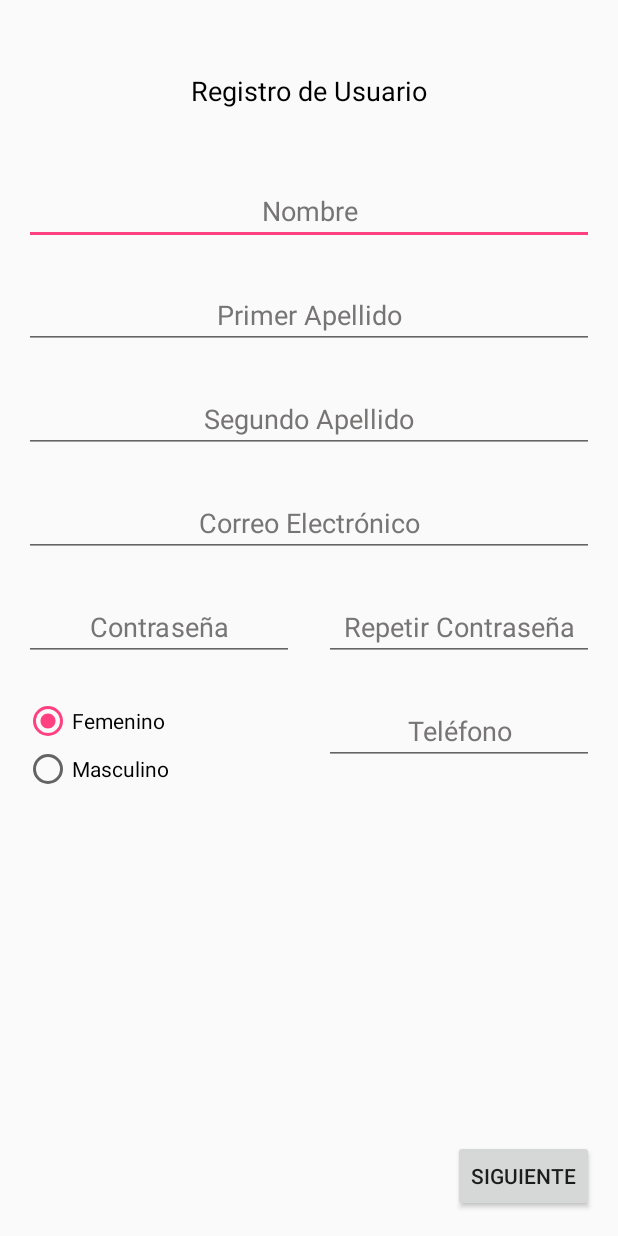
After one commit to luisrra17/BabyCare, an Android app: the Registro_Usuario screen opened directly, with no data from a screen before it, on a phone screen of 412 x 824 dp. The commit adds this screen. Run offline under Robolectric (Android 15) with nearby library versions, the phone set to English and light mode, and no system bars.

Commit message:
avance interfaz gráfica, además ya registra usuarios en base de datos remota

```diff
--- a/app/src/main/AndroidManifest.xml
+++ b/app/src/main/AndroidManifest.xml
@@ -22,7 +22,10 @@
         <activity
             android:name=".PopUp"
             android:theme="@style/AppTheme.CustomTheme" />
-        <activity android:name=".Rango"></activity>
+        <activity android:name=".Rango" />
+        <activity android:name=".Registro_Menor" />
+        <activity android:name=".Registro_Usuario" />
+        <activity android:name=".InicioSesion"></activity>
     </application>
 
 </manifest>
--- a/app/src/main/java/com/example/adriana/babycare/MainActivity.java
+++ b/app/src/main/java/com/example/adriana/babycare/MainActivity.java
@@ -81,6 +81,7 @@ public class MainActivity extends Activity {
             }
         };
         thread.start();
+
 
     }
     public void onClickBotonSiNo(View view){
--- /dev/null
+++ b/app/src/main/java/com/example/adriana/babycare/Registro_Usuario.java
@@ -0,0 +1,137 @@
+package com.example.adriana.babycare;
+
+import android.app.Activity;
+import android.content.Intent;
+import android.support.v7.app.AppCompatActivity;
+import android.os.Bundle;
+import android.view.View;
+import android.view.Window;
+import android.widget.Button;
+import android.widget.EditText;
+import android.widget.RadioButton;
+import android.widget.RadioGroup;
+import android.widget.Toast;
+
+import org.apache.http.HttpEntity;
+import org.apache.http.HttpResponse;
+import org.apache.http.NameValuePair;
+import org.apache.http.client.HttpClient;
+import org.apache.http.client.entity.UrlEncodedFormEntity;
+import org.apache.http.client.methods.HttpGet;
+import org.apache.http.client.methods.HttpPost;
+import org.apache.http.impl.client.DefaultHttpClient;
+import org.apache.http.message.BasicNameValuePair;
+import org.apache.http.protocol.BasicHttpContext;
+import org.apache.http.protocol.HttpContext;
+import org.apache.http.util.EntityUtils;
+import org.json.JSONArray;
+
+import java.util.ArrayList;
+import java.util.List;
+
+public class Registro_Usuario extends Activity {
+
+    /*
+    * http://babycaretec.hol.es/BabyCare/RegistroUsuario.php?primer_apellido=Montestel&segundo_apellido=Ramos&nombre=Maureen&genero=Femenino&telefono=60565031&email=mpmonestel@mail.com&password=1234
+    * */
+    public EditText nombre ;
+    public EditText apellido1 ;
+    public EditText apellido2 ;
+    public EditText correoElectronico ;
+    public EditText contrasena ;
+    public EditText repetirContrasena ;
+    public EditText telefono ;
+    public RadioGroup genero ;
+    public Button botonEnviar ;
+    @Override
+    protected void onCreate(Bundle savedInstanceState) {
+        super.onCreate(savedInstanceState);
+        requestWindowFeature(Window.FEATURE_NO_TITLE);
+        setContentView(R.layout.activity_registro_usuario);
+        nombre =  (EditText) findViewById(R.id.editTextNombre);
+        apellido1 =  (EditText) findViewById(R.id.editTextApellidoP);
+        apellido2 =  (EditText) findViewById(R.id.editTextApellidoS);
+        correoElectronico =  (EditText) findViewById(R.id.editTextCorreo);
+        contrasena =  (EditText) findViewById(R.id.editTextPass);
+        repetirContrasena = (EditText) findViewById(R.id.editTextRepeatPass);
+        telefono =  (EditText) findViewById(R.id.editTextNumCel);
+        genero = (RadioGroup) findViewById(R.id.radioGroupGenero);
+
+
+
+    }
+
+    public void onClickBotonEnviar(View view) {
+        final String nombrePersona = nombre.getText().toString();
+        final String primerApellido = apellido1.getText().toString();
+        final String segundoApellido = apellido2.getText().toString();
+        final String email = correoElectronico.getText().toString();
+        final String password = contrasena.getText().toString();
+        String repPassword = repetirContrasena.getText().toString();
+        final String cellphone = telefono.getText().toString();
+        final String sex =  ((RadioButton) findViewById(genero.getCheckedRadioButtonId())).getText().toString();
+        final int textoVacio = nombrePersona.length()*primerApellido.length()*segundoApellido.length()*email.length()*password.length()*repPassword.length()*cellphone.length();
+        System.out.println(nombrePersona+primerApellido+segundoApellido+email+password+repPassword+cellphone+sex);
+        if(textoVacio>0  ){
+            System.out.println("HOLAA");
+            if(password.equals(repPassword)){
+                System.out.println("ADIOSSSS");
+                Thread thread = new Thread(){
+                    @Override
+                    public void run() {
+
+                        final String resultado  = insertarNuevoUsuario(nombrePersona,primerApellido,segundoApellido,email,password,cellphone,sex);
+                        runOnUiThread(new Runnable() {
+                            @Override
+                            public void run() {
+                                Toast.makeText(getApplicationContext(),"Ya termine, la vara termino con estado"+resultado,Toast.LENGTH_SHORT).show();;
+                            }
+                        });
+                    }
+                };
+                thread.start();
+
+
+
+            }else{
+
+            }
+        }
+        else{
+
+        }
+
+    }
+
+
+
+
+
+    private String insertarNuevoUsuario(String nombrePersona, String primerApellido, String segundoApellido, String email, String password, String cellphone, String sex) {
+
+
+        /**/
+        String respuesta = "";
+        HttpClient cliente = new DefaultHttpClient();
+        HttpContext contexto = new BasicHttpContext();
+        System.out.println("http://babycaretec.hol.es/BabyCare/RegistroUsuario.php?primer_apellido="+primerApellido+"&segundo_apellido="+segundoApellido+"&nombre="+nombrePersona+"&genero="+sex+"&telefono="+cellphone+"&email="+email+"&password="+password);
+        HttpPost httpPost = new HttpPost("http://babycaretec.hol.es/BabyCare/RegistroUsuario.php");
+        HttpResponse response = null;
+        try{
+            List<NameValuePair> params = new ArrayList<NameValuePair>(10);
+            params.add(new BasicNameValuePair("primer_apellido",primerApellido));
+            params.add(new BasicNameValuePair("segundo_apellido",segundoApellido));
+            params.add(new BasicNameValuePair("nombre",nombrePersona));
+            params.add(new BasicNameValuePair("genero",sex));
+            params.add(new BasicNameValuePair("telefono",cellphone));
+            params.add(new BasicNameValuePair("email",email));
+            params.add(new BasicNameValuePair("password",password));
+            httpPost.setEntity(new UrlEncodedFormEntity(params));
+            response = cliente.execute(httpPost,contexto);
+        }catch (Exception ex){
+
+        }
+
+        return respuesta;
+    }
+}
--- a/app/src/main/java/com/example/adriana/babycare/splashScreen.java
+++ b/app/src/main/java/com/example/adriana/babycare/splashScreen.java
@@ -36,7 +36,7 @@ public class splashScreen extends Activity {
 
                 finish();
                 iv.startAnimation(an3);
-                startActivity(new Intent(splashScreen.this,Menu.class));
+                startActivity(new Intent(splashScreen.this,InicioSesion.class));
             }
 
             @Override
--- /dev/null
+++ b/app/src/main/res/layout/activity_registro_usuario.xml
@@ -0,0 +1,147 @@
+<?xml version="1.0" encoding="utf-8"?>
+<RelativeLayout xmlns:android="http://schemas.android.com/apk/res/android"
+    xmlns:tools="http://schemas.android.com/tools"
+    android:layout_width="match_parent"
+    android:layout_height="match_parent"
+    android:paddingBottom="@dimen/activity_vertical_margin"
+    android:paddingLeft="@dimen/activity_horizontal_margin"
+    android:paddingRight="@dimen/activity_horizontal_margin"
+    android:paddingTop="@dimen/activity_vertical_margin"
+    tools:context="com.example.adriana.babycare.Registro_Usuario">
+
+        <EditText
+            android:layout_width="wrap_content"
+            android:layout_height="wrap_content"
+            android:id="@+id/editTextNombre"
+            android:layout_below="@+id/textView7"
+            android:layout_marginTop="45dp"
+            android:layout_alignParentStart="true"
+            android:layout_alignParentEnd="true"
+            android:text="Nombre"
+            android:textAlignment="center"
+            android:textColor="#777474"
+            android:inputType="textPersonName" />
+
+        <EditText
+            android:layout_width="wrap_content"
+            android:layout_height="wrap_content"
+            android:id="@+id/editTextApellidoP"
+            android:layout_marginTop="24dp"
+            android:text="Primer Apellido"
+            android:textAlignment="center"
+            android:textColor="#777474"
+            android:layout_below="@+id/editTextNombre"
+            android:layout_alignParentStart="true"
+            android:layout_alignEnd="@+id/editTextApellidoS"
+            android:inputType="textPersonName" />
+
+        <EditText
+            android:layout_width="wrap_content"
+            android:layout_height="wrap_content"
+            android:id="@+id/editTextApellidoS"
+            android:text="Segundo Apellido"
+            android:textAlignment="center"
+            android:textColor="#777474"
+            android:layout_below="@+id/editTextApellidoP"
+            android:layout_alignParentStart="true"
+            android:layout_marginTop="24dp"
+            android:layout_alignParentEnd="true"
+            android:inputType="textPersonName" />
+
+    <RadioGroup
+            android:layout_width="match_parent"
+            android:layout_height="70dp"
+        android:id="@+id/radioGroupGenero"
+        android:layout_below="@+id/editTextPass"
+        android:layout_alignParentStart="true"
+        android:layout_marginTop="24dp"
+        android:layout_alignEnd="@+id/editTextPass"
+        android:orientation="vertical">
+
+            <RadioButton
+                android:id="@+id/radioButtonFemenino"
+                android:layout_width="wrap_content"
+                android:layout_height="wrap_content"
+                android:text="Femenino"
+                android:textColor="#000000"
+                android:checked="true" />
+
+            <RadioButton
+                android:id="@+id/radioButtonMasculino"
+                android:layout_width="wrap_content"
+                android:layout_height="wrap_content"
+                android:text="Masculino"
+                android:textColor="#000000"
+                android:checked="false" />
+        </RadioGroup>
+
+        <TextView
+            android:layout_width="wrap_content"
+            android:layout_height="wrap_content"
+            android:textAppearance="?android:attr/textAppearanceMedium"
+            android:text="Registro de Usuario"
+            android:id="@+id/textView7"
+            android:layout_alignParentTop="true"
+            android:layout_centerHorizontal="true"
+            android:layout_marginTop="32dp"
+            android:textColor="#000000" />
+
+    <Button
+            android:layout_width="wrap_content"
+            android:layout_height="wrap_content"
+            android:text="Siguiente"
+            android:id="@+id/button"
+        android:layout_alignParentBottom="true"
+        android:layout_alignEnd="@+id/editTextNumCel"
+        android:onClick="onClickBotonEnviar" />
+
+    <EditText
+        android:layout_width="wrap_content"
+        android:layout_height="wrap_content"
+        android:id="@+id/editTextCorreo"
+        android:text="Correo Electrónico"
+        android:textAlignment="center"
+        android:textColor="#777474"
+        android:layout_below="@+id/editTextApellidoS"
+        android:layout_alignParentEnd="true"
+        android:layout_marginTop="24dp"
+        android:layout_alignParentStart="true"
+        android:inputType="textEmailAddress" />
+
+    <EditText
+        android:layout_width="180dp"
+        android:layout_height="wrap_content"
+        android:id="@+id/editTextPass"
+        android:text="Contraseña"
+        android:textAlignment="center"
+        android:textColor="#777474"
+        android:layout_below="@+id/editTextCorreo"
+        android:layout_alignParentStart="true"
+        android:layout_marginTop="24dp"
+        android:inputType="textVisiblePassword" />
+
+    <EditText
+        android:layout_width="180dp"
+        android:layout_height="wrap_content"
+        android:id="@+id/editTextRepeatPass"
+        android:text="Repetir Contraseña"
+        android:textAlignment="center"
+        android:textColor="#777474"
+        android:layout_alignBottom="@+id/editTextPass"
+        android:layout_alignParentEnd="true"
+        android:inputType="textVisiblePassword" />
+
+    <EditText
+        android:layout_width="wrap_content"
+        android:layout_height="wrap_content"
+        android:inputType="phone"
+        android:ems="10"
+        android:id="@+id/editTextNumCel"
+        android:layout_alignTop="@+id/radioGroupGenero"
+        android:layout_toEndOf="@+id/textView7"
+        android:text="Teléfono"
+        android:layout_alignStart="@+id/editTextRepeatPass"
+        android:textAlignment="center"
+        android:textColor="#777474" />
+
+</RelativeLayout>
```
Also changed, not shown: app/src/main/java/com/example/adriana/babycare/InicioSesion.java (added, +29 -0 lines), app/src/main/java/com/example/adriana/babycare/Registro_Menor.java (added, +15 -0 lines), app/src/main/java/com/example/adriana/babycare/escogerRangoEdad.java (deleted, +0 -27 lines), app/src/main/res/layout/activity_escoger_rango_edad.xml (deleted, +0 -115 lines), app/src/main/res/layout/activity_inicio_sesion.xml (added, +63 -0 lines), app/src/main/res/layout/activity_registro_menor.xml (added, +180 -0 lines).
